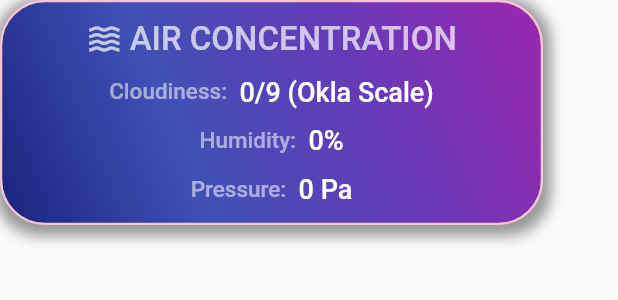
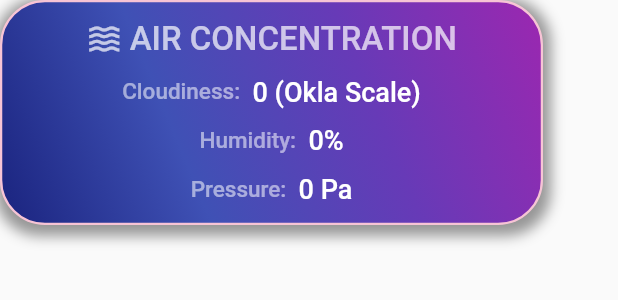
Before and after one commit to AdriaPm/WeatherTune_App, a Flutter app: the AirConcentration widget shown alone on an empty page, opened directly with empty values, on a phone screen of 412 x 824 dp. Shown: the top 300 px of the screen. Run offline on Flutter 3.47's test engine with Material 2 defaults, Android fonts, the phone set to English and light mode, and no system bars; our stand-ins replace bloc, equatable, firebase_auth, firebase_core, flutter_bloc, geolocator and 2 more; accounts and stored records are empty.

Commit message:
README + units updated from Details page

```diff
--- a/weather_tune/lib/main.dart
+++ b/weather_tune/lib/main.dart
@@ -25,7 +25,6 @@ class MyApp extends StatelessWidget {
         "/details": (context) => const DetailsAPI(),
       },
       home: const SplashPage(screenLoadingTime: 4),
-      //home: const SettingsPage(),
     );
   }
 }
--- a/weather_tune/lib/pages/details_page.dart
+++ b/weather_tune/lib/pages/details_page.dart
@@ -20,6 +20,8 @@ class _DetailsPageState extends State<DetailsPage> {
     Colors.deepPurple,
     Colors.purple,
   ];
+
+  double msTokmh = 3.6;
 
   @override
   Widget build(BuildContext context) {
@@ -88,7 +90,8 @@ class _DetailsPageState extends State<DetailsPage> {
                       SquareInfoDisplay(
                         icon: Icons.air_rounded,
                         infoTitle: "WIND SPEED",
-                        data: ("${state.weather.windSpeed.toString()} m/s"),
+                        data:
+                            ("${(state.weather.windSpeed! * msTokmh).roundToDouble().toString()} km/h"),
                         additionalInfoTitle: "Wind Direction:",
                         additionalData:
                             "${state.weather.windDegree.toString()}º",
--- a/weather_tune/lib/widgets/details_page/air_concentration.dart
+++ b/weather_tune/lib/widgets/details_page/air_concentration.dart
@@ -8,7 +8,7 @@ class AirConcentration extends StatefulWidget {
     required this.pressure,
   });
 
-  /// Cloudiness in Okta scale (0-9)
+  /// Cloudiness in Okta scale
   final int cloudiness;
 
   /// Humidity in percentage
@@ -87,7 +87,7 @@ class _AirConcentrationState extends State<AirConcentration> {
                 ),
               ),
               Text(
-                " ${widget.cloudiness}/9 (Okla Scale)",
+                " ${widget.cloudiness} (Okla Scale)",
                 style: const TextStyle(
                   color: Colors.white,
                   fontSize: 18,
```
Also changed, not shown: 3 other files.
